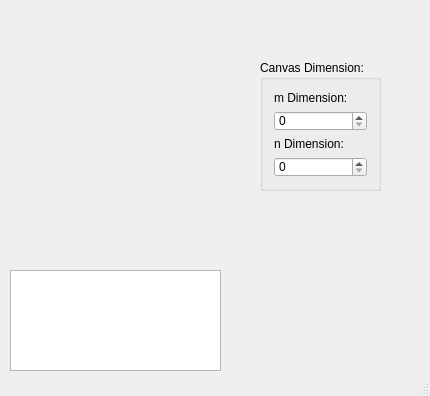
The window that Milestone4_GUI/mainwindow.ui (0xanselm-priv/prg2-pr_milestone4) describes before a commit, drawn with Qt 5.
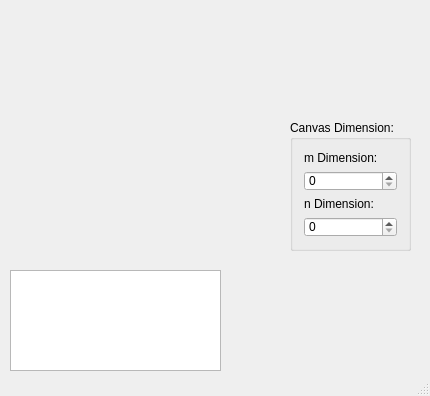
The same window after the commit.

```diff
--- a/Milestone4_GUI/mainwindow.ui
+++ b/Milestone4_GUI/mainwindow.ui
@@ -43,8 +43,8 @@
    <widget class="QGroupBox" name="groupBox">
     <property name="geometry">
      <rect>
-      <x>260</x>
-      <y>60</y>
+      <x>290</x>
+      <y>120</y>
       <width>121</width>
       <height>131</height>
      </rect>
```
